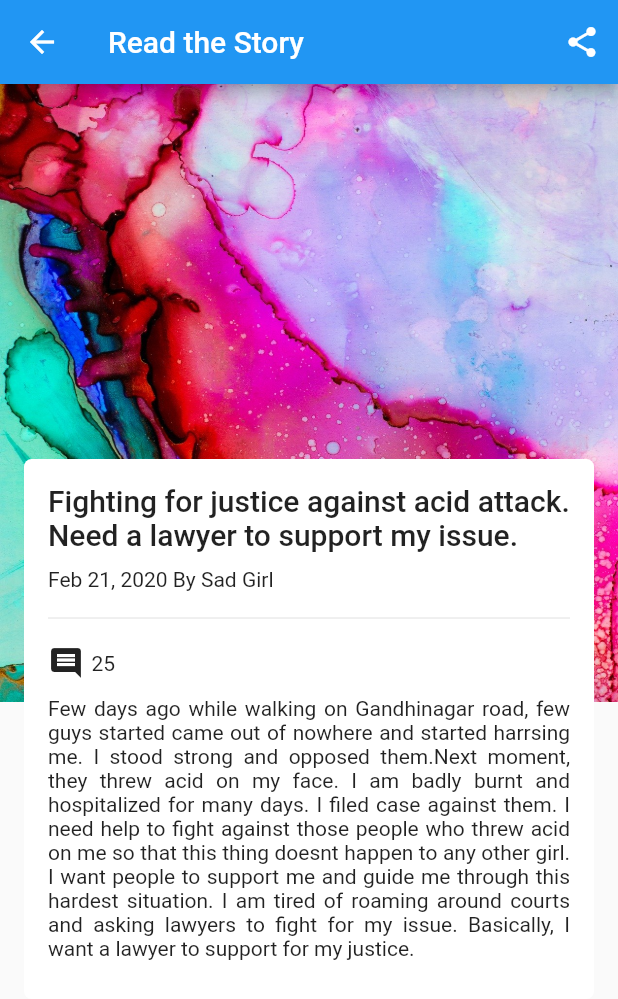
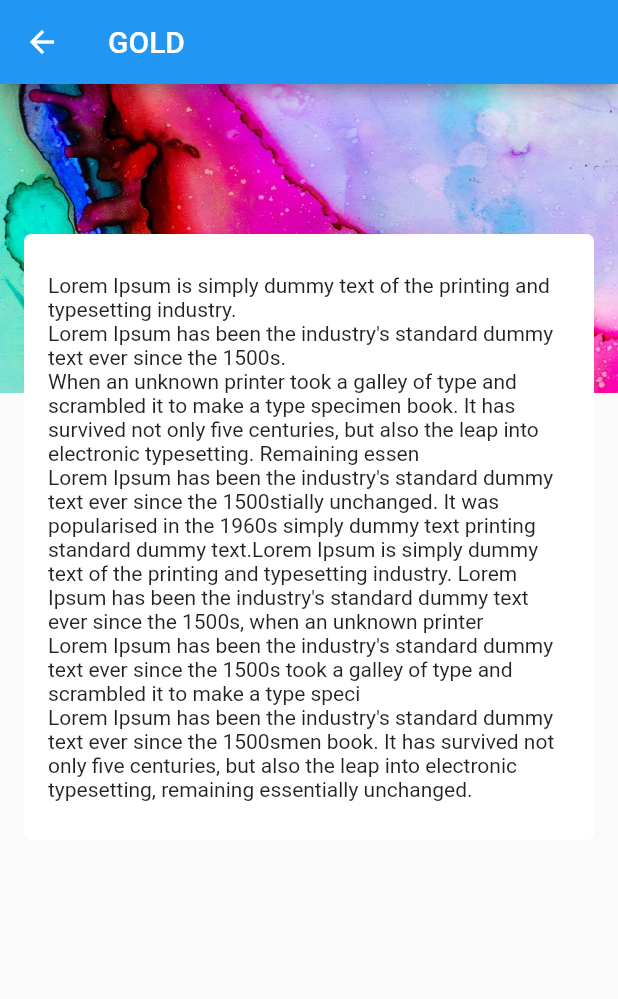
Before and after one commit to kodekittu/retirement_plan, a Flutter app: the BlogPage screen opened by its route, on a phone screen of 412 x 824 dp. Shown: the top 999 px of the screen. Run offline on Flutter 3.47's test engine with Material 2 defaults, Android fonts, the phone set to English and light mode, and no system bars; our stand-ins replace flutter_custom_clippers, fluttertoast, shared_preferences; accounts and stored records are empty.

Commit message:
second commit

```diff
--- a/lib/widgets/blog_page.dart
+++ b/lib/widgets/blog_page.dart
@@ -1,6 +1,14 @@
 import 'package:flutter/material.dart';
+import 'package:retirement_plan/widgets/choose_page.dart';
+
+final List<String> topic = ["GOLD", "Mutual Funds", "Equity", "Stocks"];
+
+final List<String> para = ["Lorem Ipsum is simply dummy text of the printing and typesetting industry. \nLorem Ipsum has been the industry's standard dummy text ever since the 1500s. \nWhen an unknown printer took a galley of type and scrambled it to make a type specimen book. It has survived not only five centuries, but also the leap into electronic typesetting. Remaining essen \nLorem Ipsum has been the industry's standard dummy text ever since the 1500stially unchanged. It was popularised in the 1960s simply dummy text printing standard dummy text.Lorem Ipsum is simply dummy text of the printing and typesetting industry. Lorem Ipsum has been the industry's standard dummy text ever since the 1500s, when an unknown printer \nLorem Ipsum has been the industry's standard dummy text ever since the 1500s took a galley of type and scrambled it to make a type speci \nLorem Ipsum has been the industry's standard dummy text ever since the 1500smen book. It has survived not only five centuries, but also the leap into electronic typesetting, remaining essentially unchanged."];
+
+
 
 class BlogPage extends StatefulWidget {
+
   @override
   _BlogPageState createState() => _BlogPageState();
 }
@@ -11,10 +19,7 @@ class _BlogPageState extends State<BlogPage> {
     MediaQueryData data = MediaQuery.of(context);
     return Scaffold(
       appBar: AppBar(
-        title: Text('Read the Story'),
-        actions: <Widget>[
-          IconButton(icon: Icon(Icons.share), onPressed: (){},)
-        ],
+        title: Text(topic[x]),
       ),
       body: SingleChildScrollView(
         child: Container(
@@ -28,11 +33,11 @@ class _BlogPageState extends State<BlogPage> {
                     alignment: Alignment.center,
                   ),
                 ),
-                height: data.size.height * .5,
+                height: data.size.height * .25,
                 width: data.size.height * .6,
               ),
               Container(
-                margin: EdgeInsets.fromLTRB(16.0, 250.0,16.0,16.0),
+                margin: EdgeInsets.fromLTRB(16.0, 100.0,16.0,16.0),
                 decoration: BoxDecoration(
                     color: Colors.white,
                     borderRadius: BorderRadius.circular(5.0)
@@ -41,19 +46,9 @@ class _BlogPageState extends State<BlogPage> {
                 child: Column(
                   crossAxisAlignment: CrossAxisAlignment.start,
                   children: <Widget>[
-                    Text("Fighting for justice against acid attack. Need a lawyer to support my issue.", style: Theme.of(context).textTheme.title,),
                     SizedBox(height: 10.0),
-                    Text("Feb 21, 2020 By Sad Girl"),
-                    SizedBox(height: 10.0),
-                    Divider(),
-                    SizedBox(height: 10.0,),
-                    Row(children: <Widget>[
-                      Icon(Icons.comment),
-                      SizedBox(width: 5.0,),
-                      Text("25"),
-                    ],),
-                    SizedBox(height: 10.0,),
-                    Text("Few days ago while walking on Gandhinagar road, few guys started came out of nowhere and started harrsing me. I stood strong and opposed them.Next moment, they threw acid on my face. I am badly burnt and hospitalized for many days. I filed case against them.  I need help to fight against those people who threw acid on me so that this thing doesnt happen to any other girl. I want people to support me and guide me through this hardest situation. I am tired of roaming around courts and asking lawyers to fight for my issue. Basically, I want a lawyer to support for my justice.", textAlign: TextAlign.justify,),
+
+                    Text(para[0]),
                     SizedBox(height: 10.0),
                   ],
                 ),
```
Also changed, not shown: lib/widgets/choose_page.dart (+31 -7 lines).
